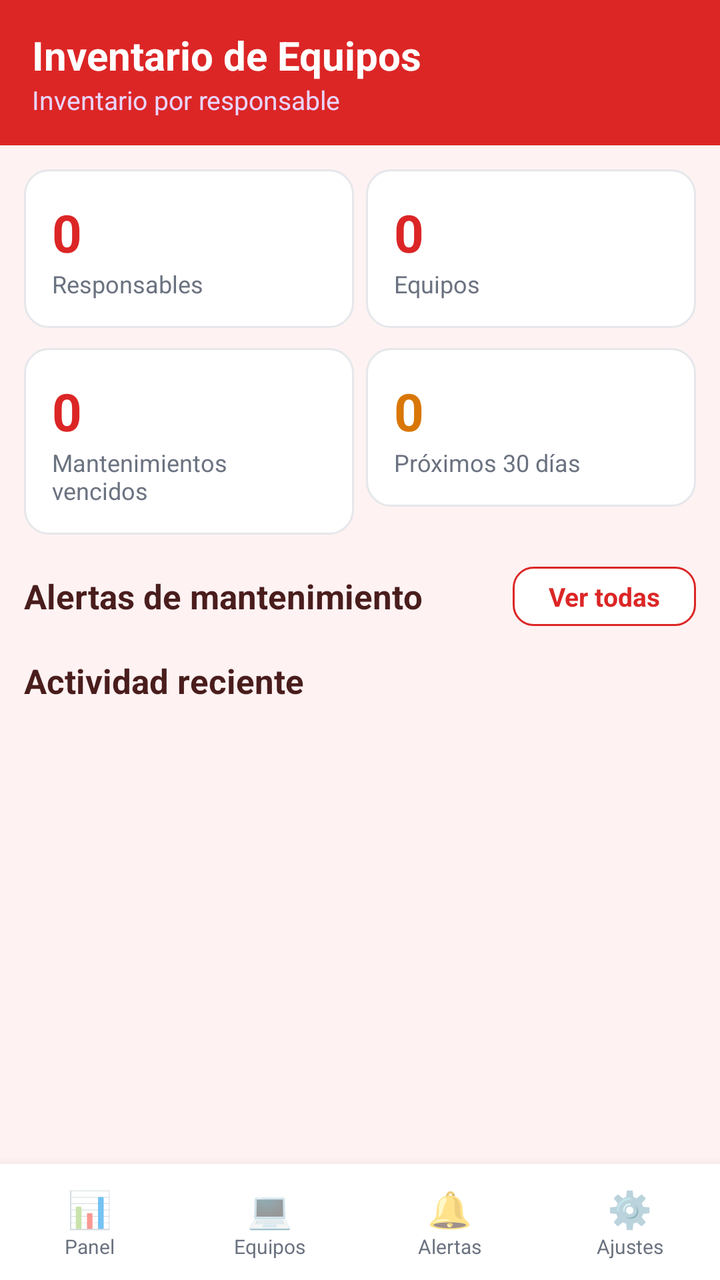
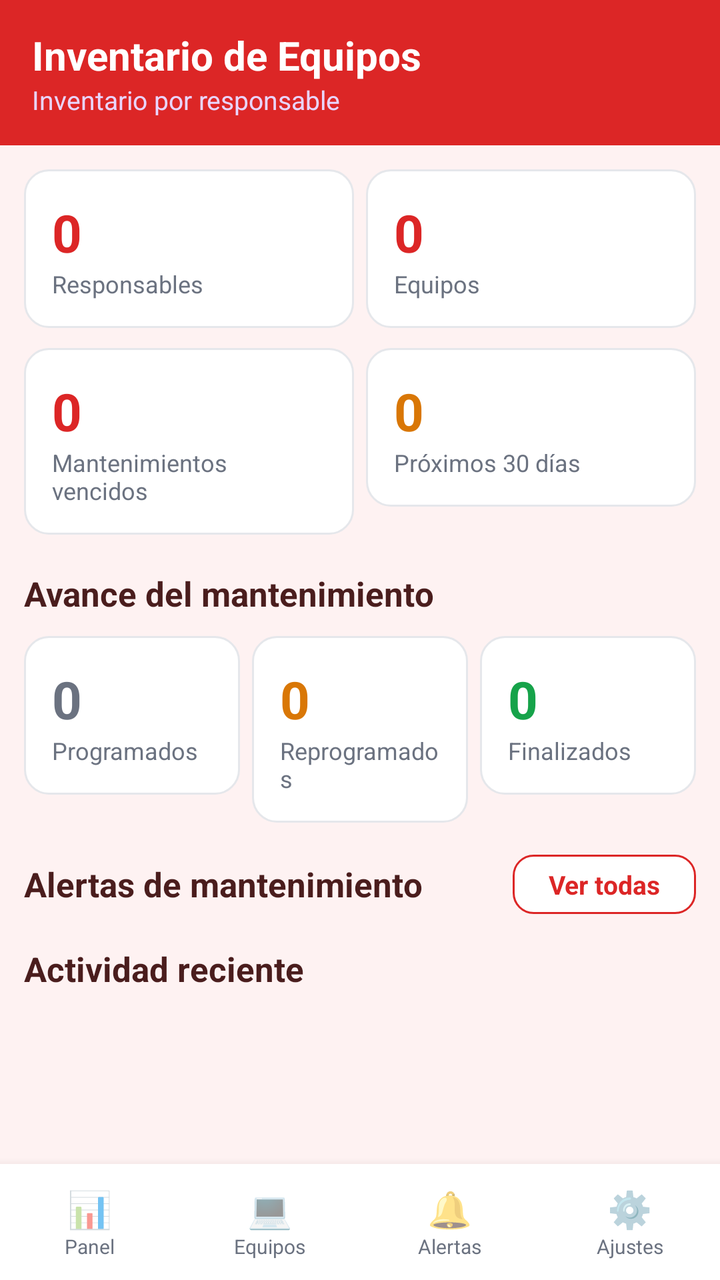

Screens rendered from an Android XML layout before and after an edit, with the pre-edit source and the edit as a unified diff.
<!-- AndroidManifest.xml: application theme AppTheme -->
<!-- res/layout/activity_main.xml -->
<?xml version="1.0" encoding="utf-8"?>
<LinearLayout xmlns:android="http://schemas.android.com/apk/res/android"
    android:layout_width="match_parent"
    android:layout_height="match_parent"
    android:orientation="vertical"
    android:fitsSystemWindows="true"
    android:background="@color/bg">

    <LinearLayout
        android:layout_width="match_parent"
        android:layout_height="wrap_content"
        android:orientation="vertical"
        android:background="@color/primary"
        android:paddingLeft="16dp"
        android:paddingRight="16dp"
        android:paddingTop="14dp"
        android:paddingBottom="14dp">

        <TextView
            android:layout_width="wrap_content"
            android:layout_height="wrap_content"
            android:text="@string/app_name"
            android:textColor="#FFFFFF"
            android:textSize="20sp"
            android:textStyle="bold" />

        <TextView
            android:id="@+id/lblEmpresa"
            android:layout_width="wrap_content"
            android:layout_height="wrap_content"
            android:text="Inventario por responsable"
            android:textColor="#E9D5FF"
            android:textSize="13sp" />
    </LinearLayout>

    <ScrollView
        android:layout_width="match_parent"
        android:layout_height="0dp"
        android:layout_weight="1">

        <LinearLayout
            android:layout_width="match_parent"
            android:layout_height="wrap_content"
            android:orientation="vertical"
            android:padding="12dp">

            <LinearLayout
                android:layout_width="match_parent"
                android:layout_height="wrap_content"
                android:orientation="horizontal">

                <LinearLayout
                    android:layout_width="0dp"
                    android:layout_height="wrap_content"
                    android:layout_weight="1"
                    android:layout_marginRight="6dp"
                    style="@style/Card"
                    android:orientation="vertical">

                    <TextView
                        android:id="@+id/statResp"
                        android:layout_width="wrap_content"
                        android:layout_height="wrap_content"
                        android:text="0"
                        android:textColor="@color/primary"
                        android:textSize="26sp"
                        android:textStyle="bold" />

                    <TextView
                        android:layout_width="wrap_content"
                        android:layout_height="wrap_content"
                        android:text="Responsables"
                        android:textColor="@color/text_secondary"
                        android:textSize="12sp" />
                </LinearLayout>

                <LinearLayout
                    android:layout_width="0dp"
                    android:layout_height="wrap_content"
                    android:layout_weight="1"
                    style="@style/Card"
                    android:orientation="vertical">

                    <TextView
                        android:id="@+id/statEquipos"
                        android:layout_width="wrap_content"
                        android:layout_height="wrap_content"
                        android:text="0"
                        android:textColor="@color/primary"
                        android:textSize="26sp"
                        android:textStyle="bold" />

                    <TextView
                        android:layout_width="wrap_content"
                        android:layout_height="wrap_content"
                        android:text="Equipos"
                        android:textColor="@color/text_secondary"
                        android:textSize="12sp" />
                </LinearLayout>
            </LinearLayout>

            <LinearLayout
                android:layout_width="match_parent"
                android:layout_height="wrap_content"
                android:layout_marginTop="10dp"
                android:orientation="horizontal">

                <LinearLayout
                    android:layout_width="0dp"
                    android:layout_height="wrap_content"
                    android:layout_weight="1"
                    android:layout_marginRight="6dp"
                    style="@style/Card"
                    android:orientation="vertical">

                    <TextView
                        android:id="@+id/statVencidos"
                        android:layout_width="wrap_content"
                        android:layout_height="wrap_content"
                        android:text="0"
                        android:textColor="@color/danger"
                        android:textSize="26sp"
                        android:textStyle="bold" />

                    <TextView
                        android:layout_width="wrap_content"
                        android:layout_height="wrap_content"
                        android:text="Mantenimientos vencidos"
                        android:textColor="@color/text_secondary"
                        android:textSize="12sp" />
                </LinearLayout>

                <LinearLayout
                    android:layout_width="0dp"
                    android:layout_height="wrap_content"
                    android:layout_weight="1"
                    style="@style/Card"
                    android:orientation="vertical">

                    <TextView
                        android:id="@+id/statProximos"
                        android:layout_width="wrap_content"
                        android:layout_height="wrap_content"
                        android:text="0"
                        android:textColor="@color/warn"
                        android:textSize="26sp"
                        android:textStyle="bold" />

                    <TextView
                        android:layout_width="wrap_content"
                        android:layout_height="wrap_content"
                        android:text="Próximos 30 días"
                        android:textColor="@color/text_secondary"
                        android:textSize="12sp" />
                </LinearLayout>
            </LinearLayout>

            <LinearLayout
                android:layout_width="match_parent"
                android:layout_height="wrap_content"
                android:layout_marginTop="16dp"
                android:orientation="horizontal"
                android:gravity="center_vertical">

                <TextView
                    android:layout_width="0dp"
                    android:layout_height="wrap_content"
                    android:layout_weight="1"
                    style="@style/Section"
                    android:text="Alertas de mantenimiento" />

                <Button
                    android:id="@+id/btnVerAlertas"
                    style="@style/BtnOutline"
                    android:layout_width="wrap_content"
                    android:layout_height="wrap_content"
                    android:text="Ver todas"
                    android:textSize="13sp"
                    android:paddingTop="6dp"
                    android:paddingBottom="6dp" />
            </LinearLayout>

            <ListView
                android:id="@+id/listaAlertas"
                android:layout_width="match_parent"
                android:layout_height="wrap_content"
                android:divider="@null"
                android:dividerHeight="4dp" />

            <TextView
                android:layout_width="match_parent"
                android:layout_height="wrap_content"
                android:layout_marginTop="16dp"
                android:layout_marginBottom="6dp"
                style="@style/Section"
                android:text="Actividad reciente" />

            <ListView
                android:id="@+id/listaRecientes"
                android:layout_width="match_parent"
                android:layout_height="wrap_content"
                android:divider="@null"
                android:dividerHeight="4dp" />
        </LinearLayout>
    </ScrollView>

    <include layout="@layout/nav_bottom" />
</LinearLayout>
<!-- res/layout/nav_bottom.xml (included above) -->
<?xml version="1.0" encoding="utf-8"?>
<LinearLayout xmlns:android="http://schemas.android.com/apk/res/android"
    android:id="@+id/bottomNav"
    android:layout_width="match_parent"
    android:layout_height="wrap_content"
    android:orientation="horizontal"
    android:background="@color/card"
    android:elevation="8dp"
    android:paddingTop="6dp"
    android:paddingBottom="6dp">

    <LinearLayout
        android:id="@+id/navPanel"
        android:layout_width="0dp"
        android:layout_height="wrap_content"
        android:layout_weight="1"
        android:gravity="center"
        android:orientation="vertical"
        android:paddingTop="4dp"
        android:paddingBottom="4dp">

        <TextView
            android:layout_width="wrap_content"
            android:layout_height="wrap_content"
            android:text="📊"
            android:textSize="18sp" />

        <TextView
            android:layout_width="wrap_content"
            android:layout_height="wrap_content"
            android:text="Panel"
            android:textSize="10sp"
            android:textColor="@color/text_secondary" />
    </LinearLayout>

    <LinearLayout
        android:id="@+id/navEquipos"
        android:layout_width="0dp"
        android:layout_height="wrap_content"
        android:layout_weight="1"
        android:gravity="center"
        android:orientation="vertical"
        android:paddingTop="4dp"
        android:paddingBottom="4dp">

        <TextView
            android:layout_width="wrap_content"
            android:layout_height="wrap_content"
            android:text="💻"
            android:textSize="18sp" />

        <TextView
            android:layout_width="wrap_content"
            android:layout_height="wrap_content"
            android:text="Equipos"
            android:textSize="10sp"
            android:textColor="@color/text_secondary" />
    </LinearLayout>

    <LinearLayout
        android:id="@+id/navAlertas"
        android:layout_width="0dp"
        android:layout_height="wrap_content"
        android:layout_weight="1"
        android:gravity="center"
        android:orientation="vertical"
        android:paddingTop="4dp"
        android:paddingBottom="4dp">

        <TextView
            android:layout_width="wrap_content"
            android:layout_height="wrap_content"
            android:text="🔔"
            android:textSize="18sp" />

        <TextView
            android:layout_width="wrap_content"
            android:layout_height="wrap_content"
            android:text="Alertas"
            android:textSize="10sp"
            android:textColor="@color/text_secondary" />
    </LinearLayout>

    <LinearLayout
        android:id="@+id/navConfig"
        android:layout_width="0dp"
        android:layout_height="wrap_content"
        android:layout_weight="1"
        android:gravity="center"
        android:orientation="vertical"
        android:paddingTop="4dp"
        android:paddingBottom="4dp">

        <TextView
            android:layout_width="wrap_content"
            android:layout_height="wrap_content"
            android:text="⚙️"
            android:textSize="18sp" />

        <TextView
            android:layout_width="wrap_content"
            android:layout_height="wrap_content"
            android:text="Ajustes"
            android:textSize="10sp"
            android:textColor="@color/text_secondary" />
    </LinearLayout>
</LinearLayout>
<!-- resources referenced by this layout -->
<resources>
  <color name="bg">#FEF2F2</color>
  <color name="card">#FFFFFF</color>
  <color name="danger">#DC2626</color>
  <color name="primary">#DC2626</color>
  <color name="text_secondary">#6B7280</color>
  <color name="warn">#D97706</color>
  <string name="app_name">Inventario de Equipos</string>
  <style name="BtnOutline" parent="android:Widget.Button">
          <item name="android:background">@drawable/bg_button_outline</item>
          <item name="android:textColor">@color/primary</item>
          <item name="android:textSize">16sp</item>
          <item name="android:textStyle">bold</item>
          <item name="android:textAllCaps">false</item>
          <item name="android:paddingLeft">18dp</item>
          <item name="android:paddingRight">18dp</item>
          <item name="android:paddingTop">10dp</item>
          <item name="android:paddingBottom">10dp</item>
      </style>
  <style name="Card">
          <item name="android:background">@drawable/bg_card</item>
          <item name="android:padding">14dp</item>
      </style>
  <style name="Section">
          <item name="android:textSize">17sp</item>
          <item name="android:textStyle">bold</item>
          <item name="android:textColor">@color/text_primary</item>
      </style>
  <style name="AppTheme" parent="android:Theme.Material.Light.NoActionBar">
          <item name="android:statusBarColor">@color/primary</item>
          <item name="android:navigationBarColor">@color/primary</item>
          <item name="android:windowBackground">@color/bg</item>
          <item name="android:colorAccent">@color/primary</item>
          <item name="android:forceDarkAllowed">false</item>
          <item name="android:windowOptOutEdgeToEdgeEnforcement">true</item>
          <item name="android:windowLayoutInDisplayCutoutMode">shortEdges</item>
      </style>
  <!-- drawable bg_button_outline (drawable) -->
  <?xml version="1.0" encoding="utf-8"?>
  <selector xmlns:android="http://schemas.android.com/apk/res/android">
      <item android:state_pressed="true">
          <shape android:shape="rectangle">
              <solid android:color="@color/primary_light" />
              <stroke android:width="1dp" android:color="@color/primary" />
              <corners android:radius="10dp" />
          </shape>
      </item>
      <item>
          <shape android:shape="rectangle">
              <solid android:color="@color/card" />
              <stroke android:width="1dp" android:color="@color/primary" />
              <corners android:radius="10dp" />
          </shape>
      </item>
  </selector>
  <!-- drawable bg_card (drawable) -->
  <?xml version="1.0" encoding="utf-8"?>
  <shape xmlns:android="http://schemas.android.com/apk/res/android" android:shape="rectangle">
      <solid android:color="@color/card" />
      <stroke android:width="1dp" android:color="@color/border" />
      <corners android:radius="12dp" />
  </shape>
  <color name="text_primary">#4A1D1D</color>
  <color name="primary_light">#FEE2E2</color>
  <color name="border">#E5E7EB</color>
</resources>

<!-- the commit's change to res/layout/activity_main.xml (unified diff, before → after) -->
@@ -150,6 +150,94 @@
                         android:layout_width="wrap_content"
                         android:layout_height="wrap_content"
                         android:text="Próximos 30 días"
+                        android:textColor="@color/text_secondary"
+                        android:textSize="12sp" />
+                </LinearLayout>
+            </LinearLayout>
+
+            <TextView
+                android:layout_width="match_parent"
+                android:layout_height="wrap_content"
+                android:layout_marginTop="18dp"
+                android:layout_marginBottom="10dp"
+                style="@style/Section"
+                android:text="Avance del mantenimiento" />
+
+            <LinearLayout
+                android:layout_width="match_parent"
+                android:layout_height="wrap_content"
+                android:orientation="horizontal">
+
+                <LinearLayout
+                    android:layout_width="0dp"
+                    android:layout_height="wrap_content"
+                    android:layout_weight="1"
+                    android:layout_marginRight="6dp"
+                    style="@style/Card"
+                    android:orientation="vertical">
+
+                    <TextView
+                        android:id="@+id/statProgramados"
+                        android:layout_width="wrap_content"
+                        android:layout_height="wrap_content"
+                        android:text="0"
+                        android:textColor="@color/text_secondary"
+                        android:textSize="26sp"
+                        android:textStyle="bold" />
+
+                    <TextView
+                        android:layout_width="wrap_content"
+                        android:layout_height="wrap_content"
+                        android:text="Programados"
+                        android:textColor="@color/text_secondary"
+                        android:textSize="12sp" />
+                </LinearLayout>
+
+                <LinearLayout
+                    android:layout_width="0dp"
+                    android:layout_height="wrap_content"
+                    android:layout_weight="1"
+                    android:layout_marginRight="6dp"
+                    style="@style/Card"
+                    android:orientation="vertical">
+
+                    <TextView
+                        android:id="@+id/statReprogramados"
+                        android:layout_width="wrap_content"
+                        android:layout_height="wrap_content"
+                        android:text="0"
+                        android:textColor="@color/warn"
+                        android:textSize="26sp"
+                        android:textStyle="bold" />
+
+                    <TextView
+                        android:layout_width="wrap_content"
+                        android:layout_height="wrap_content"
+                        android:text="Reprogramados"
+                        android:textColor="@color/text_secondary"
+                        android:textSize="12sp" />
+                </LinearLayout>
+
+                <LinearLayout
+                    android:layout_width="0dp"
+                    android:layout_height="wrap_content"
+                    android:layout_weight="1"
+                    style="@style/Card"
+                    android:orientation="vertical">
+
+                    <TextView
+                        android:id="@+id/statFinalizados"
+                        android:layout_width="wrap_content"
+                        android:layout_height="wrap_content"
+                        android:text="0"
+                        android:textColor="@color/success"
+                        android:textSize="26sp"
+                        android:textStyle="bold" />
+
+                    <TextView
+                        android:layout_width="wrap_content"
+                        android:layout_height="wrap_content"
+                        android:text="Finalizados"
                         android:textColor="@color/text_secondary"
                         android:textSize="12sp" />
                 </LinearLayout>
<!-- resource entries referenced after the edit -->
@@ -4,6 +4,7 @@
   <color name="card">#FFFFFF</color>
   <color name="danger">#DC2626</color>
   <color name="primary">#DC2626</color>
+  <color name="success">#16A34A</color>
   <color name="text_secondary">#6B7280</color>
   <color name="warn">#D97706</color>
   <string name="app_name">Inventario de Equipos</string>
